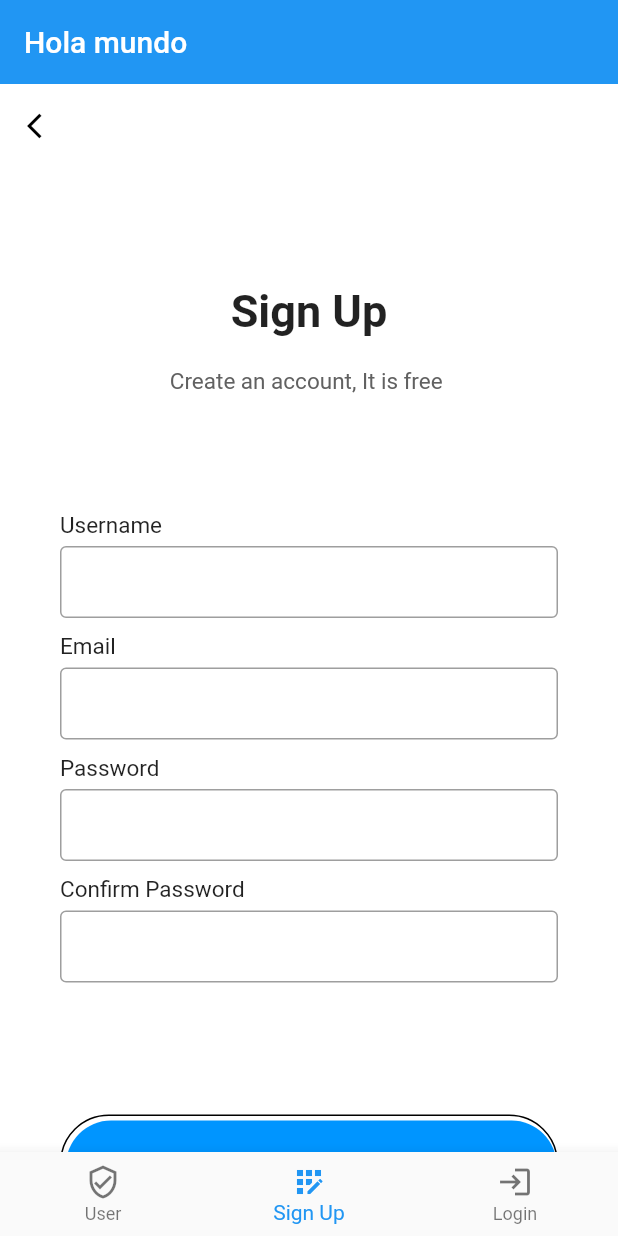
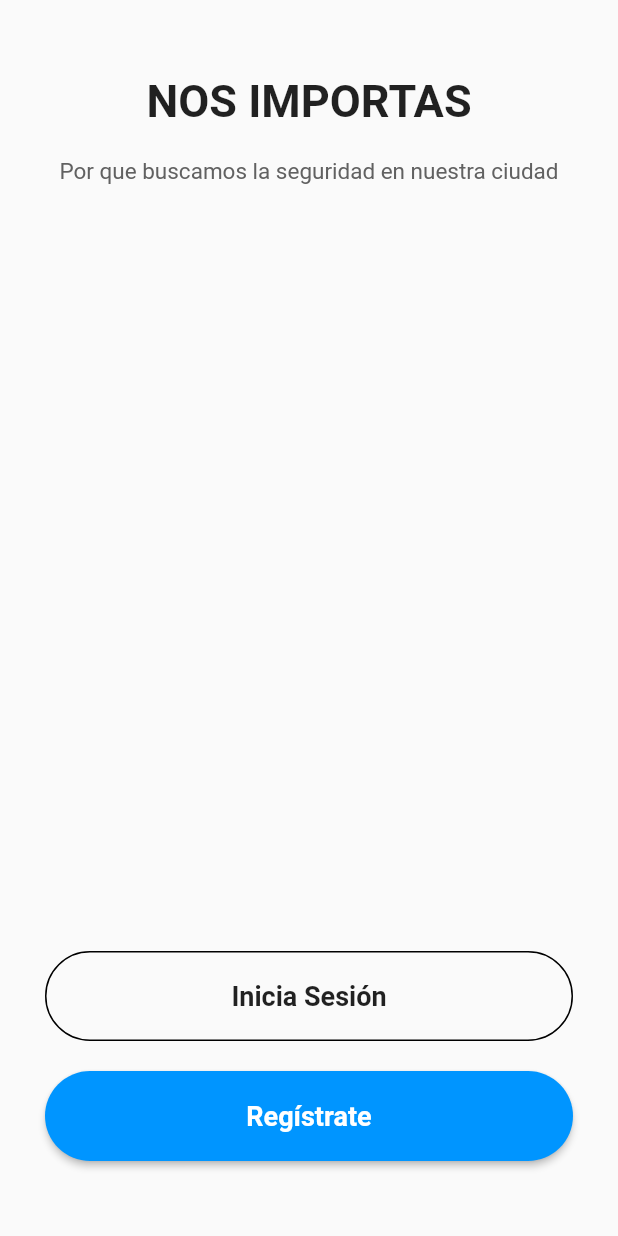
Before and after one commit to JuanPaauul/Nos-importas, a Flutter app: the screen it shows after launch, on a phone screen of 412 x 824 dp. Run offline on Flutter 3.47's test engine with Material 2 defaults, Android fonts, the phone set to English and light mode, and no system bars.

Commit message:
Mejorando vistas de autentificación de la aplicación

```diff
--- a/lib/main.dart
+++ b/lib/main.dart
@@ -10,7 +10,7 @@ class MyApp extends StatelessWidget {
   Widget build(BuildContext context) {
     return const MaterialApp(
         debugShowCheckedModeBanner: false,
-        title: 'Hola Mundo',
-        home: HomeScreen());
+        title: 'NOS IMPORTAS',
+        home: HomePage());
   }
 }
--- a/lib/screens/home_screen.dart
+++ b/lib/screens/home_screen.dart
@@ -1,72 +1,104 @@
 import 'package:flutter/material.dart';
 import 'package:nos_importas/screens/login_form_screen.dart';
 import 'package:nos_importas/screens/sign_up_screen.dart';
-import 'package:nos_importas/screens/user_form_screen.dart';
 
-class HomeScreen extends StatefulWidget {
-  const HomeScreen({super.key});
-
-  @override
-  State<HomeScreen> createState() => _HomeScreenState();
-}
-
-class _HomeScreenState extends State<HomeScreen> {
-  int currentPage = 1;
-  final pageController = PageController(initialPage: 1);
+class HomePage extends StatelessWidget {
+  const HomePage({super.key});
   @override
   Widget build(BuildContext context) {
     return Scaffold(
-      appBar: AppBar(
-        title: const Text("Hola mundo"),
-        elevation: 0,
+      body: SafeArea(
+        child: Container(
+          // we will give media query height
+          // double.infinity make it big as my parent allows
+          // while MediaQuery make it big as per the screen
+
+          width: double.infinity,
+          height: MediaQuery.of(context).size.height,
+          padding: const EdgeInsets.symmetric(horizontal: 30, vertical: 50),
+          child: Column(
+            // even space distribution
+            mainAxisAlignment: MainAxisAlignment.spaceBetween,
+            crossAxisAlignment: CrossAxisAlignment.center,
+            children: <Widget>[
+              Column(
+                children: <Widget>[
+                  const Text(
+                    "NOS IMPORTAS",
+                    style: TextStyle(
+                      fontWeight: FontWeight.bold,
+                      fontSize: 30,
                     ),
-      body: PageView(
-        controller: pageController,
-        physics: const NeverScrollableScrollPhysics(),
-        // ignore: prefer_const_literals_to_create_immutables
-        children: [
-          const UserForm(),
-          const SignUpPage(),
-          const LoginPage(),
+                  ),
+                  const SizedBox(
+                    height: 20,
+                  ),
+                  Text(
+                    "Por que buscamos la seguridad en nuestra ciudad",
+                    textAlign: TextAlign.center,
+                    style: TextStyle(
+                      color: Colors.grey[700],
+                      fontSize: 15,
+                    ),
+                  )
                 ],
               ),
-      bottomNavigationBar: BottomNavigationBar(
-        currentIndex: currentPage,
-        onTap: (index) {
-          currentPage = index;
-          pageController.animateToPage(currentPage,
-              duration: const Duration(milliseconds: 300),
-              curve: Curves.easeOut);
-          setState(() {});
+              Container(
+                  /*height: MediaQuery.of(context).size.height / 3,
+                decoration: const BoxDecoration(
+                    image: DecorationImage(
+                        image: AssetImage("assets/welcome.png"))),*/
+                  ),
+              Column(
+                children: <Widget>[
+                  // the login button
+                  MaterialButton(
+                    minWidth: double.infinity,
+                    height: 60,
+                    onPressed: () {
+                      Navigator.push(
+                          context,
+                          MaterialPageRoute(
+                              builder: (context) => const LoginPage()));
                     },
-        items: const [
-          BottomNavigationBarItem(
-            icon: Icon(Icons.verified_user_outlined),
-            label: "User",
+                    // defining the shape
+                    shape: RoundedRectangleBorder(
+                        side: const BorderSide(color: Colors.black),
+                        borderRadius: BorderRadius.circular(50)),
+                    child: const Text(
+                      "Inicia Sesión",
+                      style:
+                          TextStyle(fontWeight: FontWeight.w600, fontSize: 18),
                     ),
-          BottomNavigationBarItem(
-            icon: Icon(Icons.app_registration),
-            label: "Sign Up",
                   ),
-          BottomNavigationBarItem(
-            icon: Icon(Icons.login_outlined),
-            label: "Login",
+                  // creating the signup button
+                  const SizedBox(height: 20),
+                  MaterialButton(
+                    minWidth: double.infinity,
+                    height: 60,
+                    onPressed: () {
+                      Navigator.push(
+                          context,
+                          MaterialPageRoute(
+                              builder: (context) => const SignUpPage()));
+                    },
+                    color: const Color(0xff0095FF),
+                    shape: RoundedRectangleBorder(
+                        borderRadius: BorderRadius.circular(50)),
+                    child: const Text(
+                      "Regístrate",
+                      style: TextStyle(
+                          color: Colors.white,
+                          fontWeight: FontWeight.w600,
+                          fontSize: 18),
+                    ),
                   )
                 ],
+              )
+            ],
+          ),
+        ),
       ),
     );
   }
 }
-
-class APageScreen extends StatelessWidget {
-  final int page;
-
-  const APageScreen({super.key, required this.page});
-
-  @override
-  Widget build(BuildContext context) {
-    return Center(
-      child: Text(page.toString()),
-    );
-  }
-}
--- a/lib/screens/login_form_screen.dart
+++ b/lib/screens/login_form_screen.dart
@@ -34,15 +34,17 @@ class LoginPage extends StatelessWidget {
                 Column(
                   children: <Widget>[
                     const Text(
-                      "Login",
-                      style:
-                          TextStyle(fontSize: 30, fontWeight: FontWeight.bold),
+                      "NOS IMPORTAS",
+                      style: TextStyle(
+                        fontWeight: FontWeight.bold,
+                        fontSize: 30,
+                      ),
                     ),
                     const SizedBox(
-                      height: 20,
+                      height: 30,
                     ),
                     Text(
-                      "Login to your account",
+                      "Ingresa a tu cuenta",
                       style: TextStyle(fontSize: 15, color: Colors.grey[700]),
                     )
                   ],
@@ -52,7 +54,7 @@ class LoginPage extends StatelessWidget {
                   child: Column(
                     children: <Widget>[
                       inputFile(label: "Email"),
-                      inputFile(label: "Password", obscureText: true)
+                      inputFile(label: "Contraseña", obscureText: true)
                     ],
                   ),
                 ),
@@ -78,7 +80,7 @@ class LoginPage extends StatelessWidget {
                         borderRadius: BorderRadius.circular(50),
                       ),
                       child: const Text(
-                        "Login",
+                        "Inicia Sesión",
                         style: TextStyle(
                           fontWeight: FontWeight.w600,
                           fontSize: 18,
@@ -91,9 +93,9 @@ class LoginPage extends StatelessWidget {
                 Row(
                   mainAxisAlignment: MainAxisAlignment.center,
                   children: const <Widget>[
-                    Text("Don't have an account?"),
+                    Text("¿No tienes una cuenta?"),
                     Text(
-                      " Sign up",
+                      " Regístrate",
                       style: TextStyle(
                         fontWeight: FontWeight.w600,
                         fontSize: 18,
--- a/lib/screens/sign_up_screen.dart
+++ b/lib/screens/sign_up_screen.dart
@@ -41,13 +41,12 @@ class SignUpPage extends StatelessWidget {
       backgroundColor: Colors.white,
       appBar: AppBar(
         elevation: 0,
-        brightness: Brightness.light,
         backgroundColor: Colors.white,
         leading: IconButton(
           onPressed: () {
             Navigator.pop(context);
           },
-          icon: Icon(
+          icon: const Icon(
             Icons.arrow_back_ios,
             size: 20,
             color: Colors.black,
@@ -56,7 +55,7 @@ class SignUpPage extends StatelessWidget {
       ),
       body: SingleChildScrollView(
         child: Container(
-          padding: EdgeInsets.symmetric(horizontal: 40),
+          padding: const EdgeInsets.symmetric(horizontal: 40),
           height: MediaQuery.of(context).size.height - 50,
           width: double.infinity,
           child: Column(
@@ -64,62 +63,69 @@ class SignUpPage extends StatelessWidget {
             children: <Widget>[
               Column(
                 children: <Widget>[
-                  Text(
-                    "Sign Up",
+                  const Text(
+                    "NOS IMPORTAS",
                     style: TextStyle(
                       fontSize: 30,
                       fontWeight: FontWeight.bold,
                     ),
                   ),
-                  SizedBox(
+                  const SizedBox(
                     height: 20,
                   ),
                   Text(
-                    "Create an account, It is free ",
-                    style: TextStyle(
-                      fontSize: 15,
-                      color: Colors.grey[700],
-                    ),
+                    "Crea una cuenta, ¡Hoy mismo!",
+                    style: TextStyle(fontSize: 15, color: Colors.grey[700]),
                   )
                 ],
               ),
               Column(
                 children: <Widget>[
-                  inputFile(label: "Username"),
+                  inputFile(label: "Nombre de Usuario"),
                   inputFile(label: "Email"),
-                  inputFile(label: "Password", obscureText: true),
-                  inputFile(label: "Confirm Password", obscureText: true),
+                  inputFile(label: "Contraseña", obscureText: true),
+                  inputFile(label: "Confirma Contraseña", obscureText: true),
                 ],
               ),
               Container(
-                padding: EdgeInsets.only(top: 3, left: 3),
+                padding: const EdgeInsets.only(top: 3, left: 3),
                 decoration: BoxDecoration(
                     borderRadius: BorderRadius.circular(50),
-                  border: Border(
+                    border: const Border(
                       bottom: BorderSide(color: Colors.black),
                       top: BorderSide(color: Colors.black),
                       left: BorderSide(color: Colors.black),
                       right: BorderSide(color: Colors.black),
-                  ),
-                ),
+                    )),
                 child: MaterialButton(
                   minWidth: double.infinity,
                   height: 60,
                   onPressed: () {},
-                  color: Color(0xff0095FF),
+                  color: const Color(0xff0095FF),
                   elevation: 0,
                   shape: RoundedRectangleBorder(
                     borderRadius: BorderRadius.circular(50),
                   ),
-                  child: Text(
-                    "Sign Up",
+                  child: const Text(
+                    "Regístrate",
                     style: TextStyle(
                       fontWeight: FontWeight.w600,
                       fontSize: 18,
-                        color: Colors.white),
+                      color: Colors.white,
                     ),
                   ),
                 ),
+              ),
+              Row(
+                mainAxisAlignment: MainAxisAlignment.center,
+                children: const <Widget>[
+                  Text("¿Ya tienes una cuenta?"),
+                  Text(
+                    " Inicia Sesión",
+                    style: TextStyle(fontWeight: FontWeight.w600, fontSize: 18),
+                  )
+                ],
+              )
             ],
           ),
         ),
```
Also changed, not shown: lib/screens/app_screen.dart (added, +72 -0 lines). Lines whose indentation alone changed are shown as unchanged.
